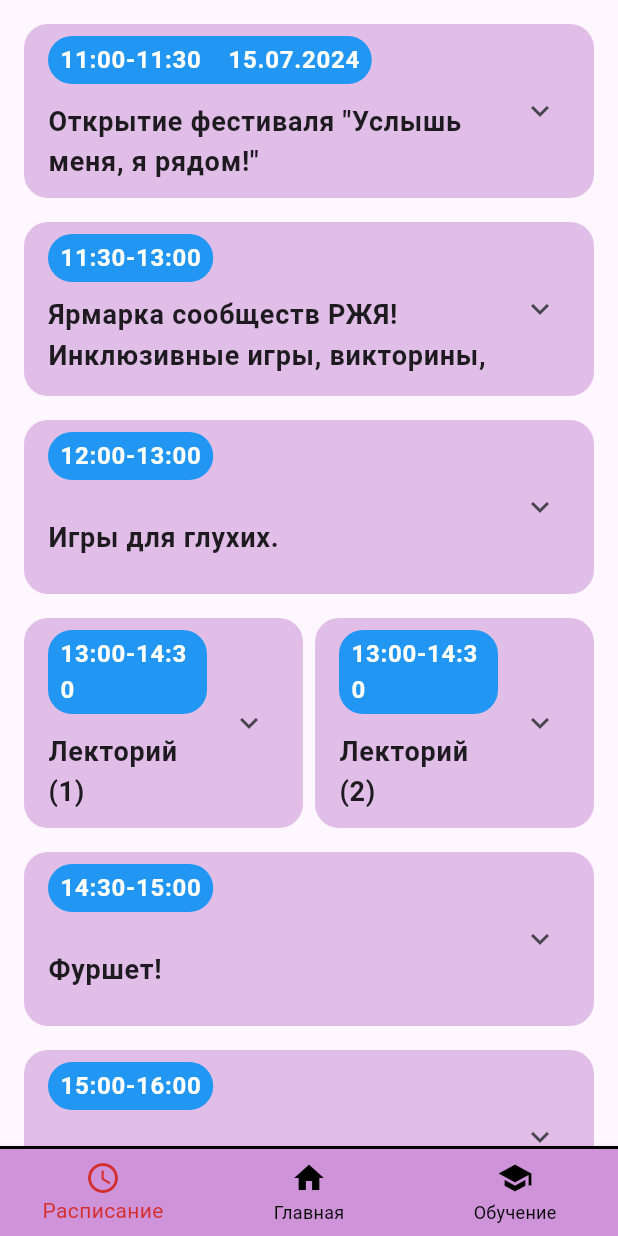
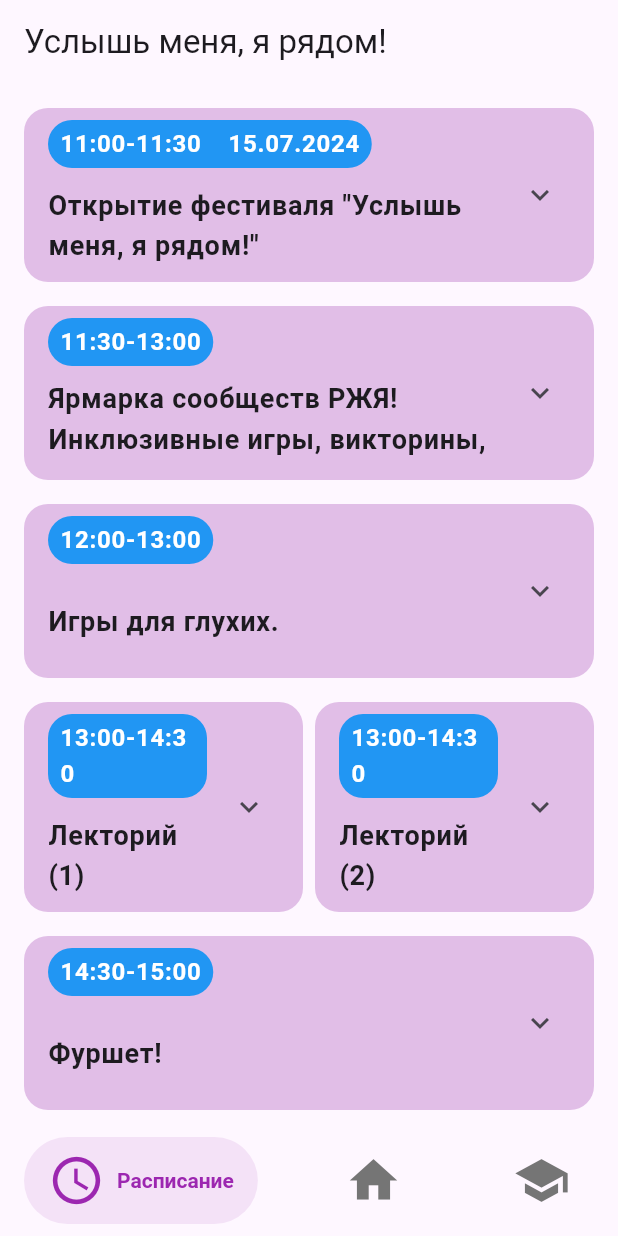
Before and after one commit to Gidrex/education-app, a Flutter app: the screen it shows after launch, on a phone screen of 412 x 824 dp. Run offline on Flutter 3.47's test engine with Material 3 defaults, Android fonts, the light colour scheme and no system bars; drawn by our look-alikes of salomon_bottom_bar; our stand-ins replace webview_flutter.

Commit message:
update bottom bar

```diff
--- a/lib/main.dart
+++ b/lib/main.dart
@@ -1,8 +1,8 @@
 import 'package:flutter/material.dart';
+import 'package:salomon_bottom_bar/salomon_bottom_bar.dart';
 import 'pages/home.dart';
 import 'pages/schedule.dart';
 import 'pages/video_list_screen.dart';
-
 
 void main() {
   runApp(FestivalScheduleApp());
@@ -12,74 +12,63 @@ class FestivalScheduleApp extends StatelessWidget {
   @override
   Widget build(BuildContext context) {
     return MaterialApp(
-      home: FestivalHomePage(),
+      home: BottomNavigationBarApp(),
     );
   }
 }
 
-class FestivalHomePage extends StatefulWidget {
+class BottomNavigationBarApp extends StatefulWidget {
+  const BottomNavigationBarApp({Key? key}) : super(key: key);
+
   @override
-  _FestivalHomePageState createState() => _FestivalHomePageState();
+  State<BottomNavigationBarApp> createState() => _BottomNavigationBarAppState();
 }
 
-class _FestivalHomePageState extends State<FestivalHomePage> {
+class _BottomNavigationBarAppState extends State<BottomNavigationBarApp> {
   int _selectedIndex = 0;
 
-  static List<Widget> _widgetOptions = <Widget>[
+  // Виджеты для трёх категорий
+  static final _widgetOptions = <Widget>[
     SchedulePage(),
     MainPage(),
     VideoListScreen(),
   ];
 
-  void _onItemTapped(int index) {
-    setState(() {
-      _selectedIndex = index;
-    });
-  }
-
   @override
   Widget build(BuildContext context) {
     return Scaffold(
-      backgroundColor: Colors.purple[100], // фиолетовый фон для Scaffold
-      // appBar: AppBar(
-      //   title: Text('Festival Schedule'),
-      //   backgroundColor: Colors.purple,
-      // ),
-      body: Container(
-        color: Colors.purple[100], // Цвет фона для содержимого
-        child: _widgetOptions.elementAt(_selectedIndex),
-      ),
-      bottomNavigationBar: Container(
-        decoration: BoxDecoration(
-          border: Border(
-            top: BorderSide(color: Colors.black, width: 2.0), // Верхняя черная обводка
-          ),
-        ),
-        child: BottomNavigationBar(
-          backgroundColor: Colors.purple[200], // Фон нижней панели навигации
-          items: const <BottomNavigationBarItem>[
-            BottomNavigationBarItem(
-              icon: Icon(Icons.schedule),
-              label: 'Расписание',
-              backgroundColor: Colors.purple,
-            ),
-            BottomNavigationBarItem(
-              icon: Icon(Icons.home),
-              label: 'Главная',
-              backgroundColor: Colors.purple,
-            ),
-            BottomNavigationBarItem(
-              icon: Icon(Icons.school),
-              label: 'Обучение',
-              backgroundColor: Colors.purple,
-            ),
-          ],
-          currentIndex: _selectedIndex,
-          selectedItemColor: Colors.red[700], // Цвет выбранного элемента
-          unselectedItemColor: Colors.black, // Цвет невыбранных элементов
-          onTap: _onItemTapped,
-        ),
+      appBar: AppBar(title: const Text('Услышь меня, я рядом!')),
+      body: _widgetOptions[_selectedIndex],
+      bottomNavigationBar: SalomonBottomBar(
+        currentIndex: _selectedIndex,
+        selectedItemColor: const Color(0xff6200ee),
+        unselectedItemColor: const Color(0xff757575),
+        onTap: (index) {
+          setState(() {
+            _selectedIndex = index;
+          });
+        },
+        items: _navBarItems,
+        margin: EdgeInsets.symmetric(horizontal: 16, vertical: 8),
       ),
     );
   }
 }
+
+final _navBarItems = [
+  SalomonBottomBarItem(
+    icon: const Icon(Icons.schedule, size: 38.0),
+    title: const Text("Расписание"),
+    selectedColor: Colors.purple,
+  ),
+  SalomonBottomBarItem(
+    icon: const Icon(Icons.home, size: 38.0),
+    title: const Text("Главная"),
+    selectedColor: Colors.blue,
+  ),
+  SalomonBottomBarItem(
+    icon: const Icon(Icons.school, size: 38.0),
+    title: const Text("Обучение"),
+    selectedColor: Colors.teal,
+  ),
+];
--- a/lib/pages/schedule.dart
+++ b/lib/pages/schedule.dart
@@ -145,13 +145,17 @@ class _ScheduleItemState extends State<ScheduleItem> {
               : null,
             ),
             if (_isExpanded && shouldExpand)
-            Padding(
+            Align(
+              alignment: Alignment.centerLeft,
+              child: Padding(
                 padding: const EdgeInsets.symmetric(horizontal: 16.0, vertical: 8.0),
                 child: Text(
                   widget.details,
                   style: TextStyle(
                     fontSize: 16.0,
                     color: Colors.black,
+                  ),
+                  textAlign: TextAlign.left,
                 ),
               ),
             ),
```
Lines whose indentation alone changed are shown as unchanged.
